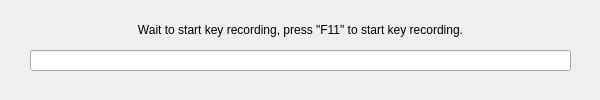
Zalafina/QKeyMapper, file QKeyMapper/qkeyrecord.ui: the form before one commit.
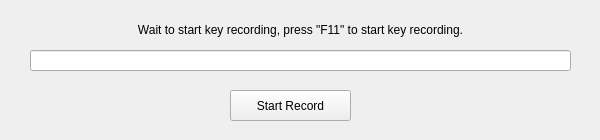
The form after the commit.

Commit message: Add key record dialog part3.

The edit to the form file:
```diff
--- a/QKeyMapper/qkeyrecord.ui
+++ b/QKeyMapper/qkeyrecord.ui
@@ -7,7 +7,7 @@
     <x>0</x>
     <y>0</y>
     <width>600</width>
-    <height>100</height>
+    <height>140</height>
    </rect>
   </property>
   <property name="windowTitle">
@@ -45,6 +45,25 @@
     <bool>true</bool>
    </property>
   </widget>
+  <widget class="QPushButton" name="recordStartStopButton">
+   <property name="geometry">
+    <rect>
+     <x>230</x>
+     <y>90</y>
+     <width>121</width>
+     <height>31</height>
+    </rect>
+   </property>
+   <property name="focusPolicy">
+    <enum>Qt::NoFocus</enum>
+   </property>
+   <property name="text">
+    <string>Start Record</string>
+   </property>
+   <property name="autoDefault">
+    <bool>false</bool>
+   </property>
+  </widget>
  </widget>
  <resources/>
  <connections/>
```
The commit also changes 2 other files.
